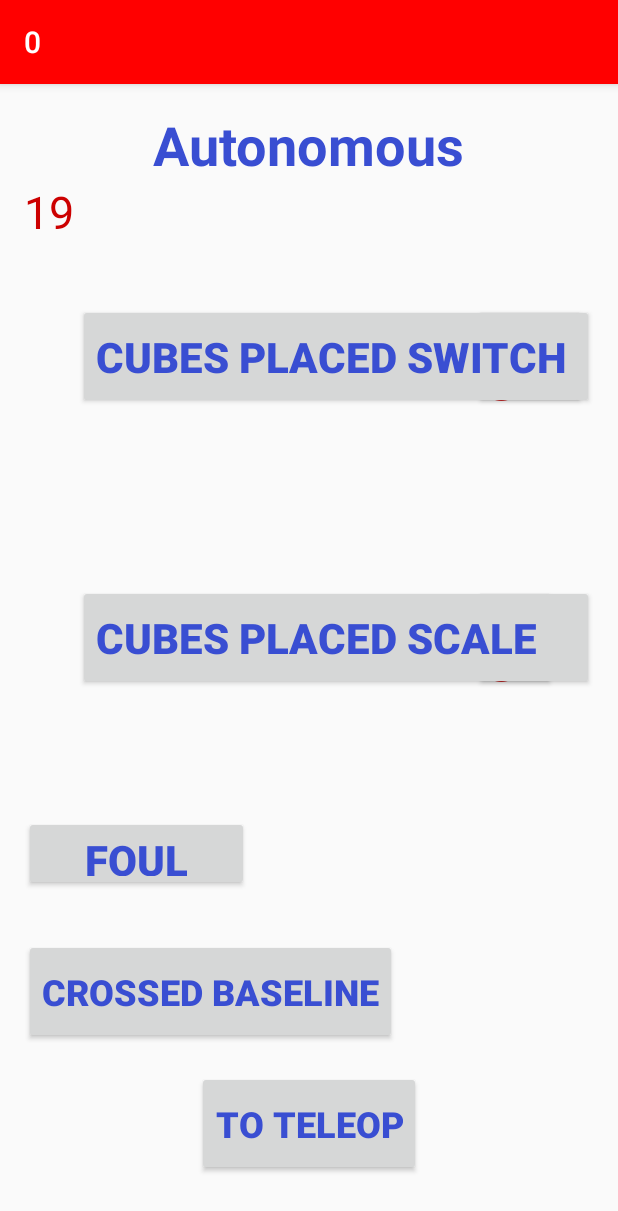
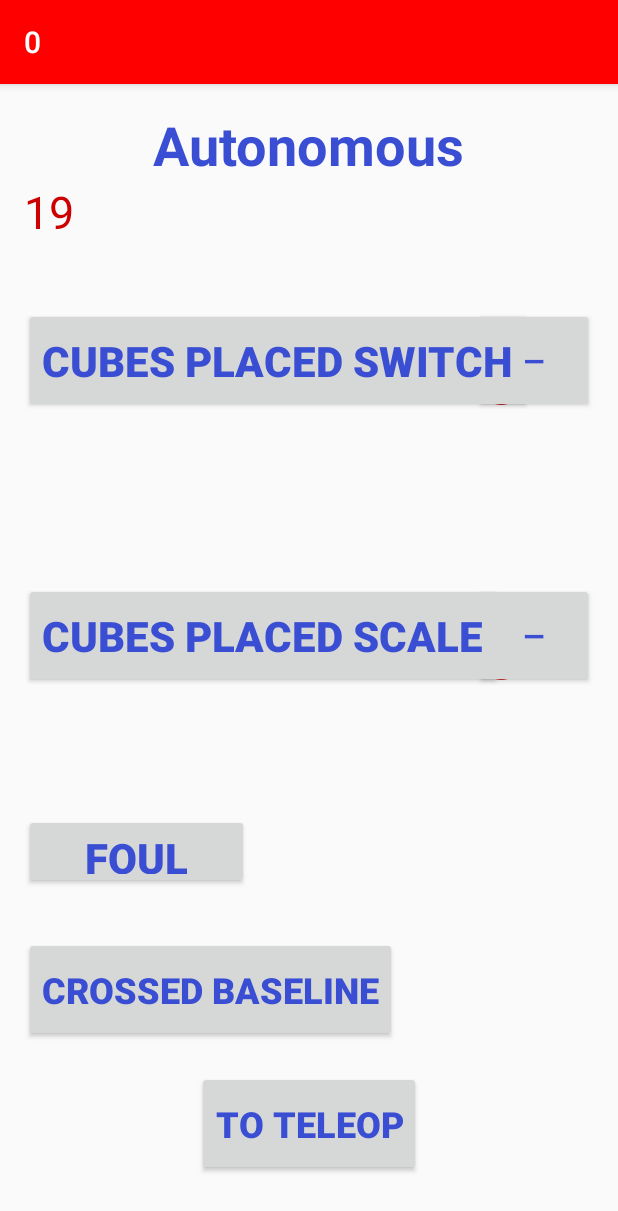
Before and after one commit to RoboRebelsScouting/2018MatchApp, an Android app: the secondActivity screen opened directly, with no data from a screen before it, on a phone screen of 412 x 824 dp. Shown: the top 1211 px of the screen. Run offline under Robolectric (Android 15) with nearby library versions, the phone set to English and light mode, and no system bars.

Commit message:
Version 1.0 Revisions
Zeroed out numeric values every time app is submitted.  Increased textbox size of timer on teleop page. Spaced out autonomous numeric values.

```diff
--- a/app/src/main/java/scouting2017/matchapp/secondActivity.java
+++ b/app/src/main/java/scouting2017/matchapp/secondActivity.java
@@ -219,6 +219,12 @@ public class secondActivity extends AppCompatActivity {
 
         TextView foulText = (TextView) findViewById(R.id.foulText);
         foulText.setText("✓");
+//        if(foulText.getText() == "✓" ) {
+//            foulText.setText("");
+//        } else {
+//            foulText.setText("✓");
+//        }
+
         GameEvent foulAuto = new GameEvent();
         foulAuto.eventType = "foulAuto";
         foulAuto.eventValue = "1";
--- a/app/src/main/res/layout/activity_second.xml
+++ b/app/src/main/res/layout/activity_second.xml
@@ -90,7 +90,7 @@
         android:textColor="@android:color/holo_red_dark"
         android:textSize="60sp"
         android:layout_alignTop="@+id/numberOfCubesSwitchTeleop"
-        android:layout_alignStart="@+id/numberOfCubesScaleTeleop" />
+        android:layout_toEndOf="@+id/autoLabel" />
 
     <Button
         android:text="Crossed Baseline"
@@ -128,9 +128,9 @@
         android:textColor="?attr/actionModeSplitBackground"
         android:textSize="28sp"
         android:textStyle="normal|bold"
-        android:layout_marginTop="41dp"
+        android:layout_marginTop="44dp"
         android:layout_below="@+id/autoTimerText"
-        android:layout_toEndOf="@+id/autoTimerText" />
+        android:layout_alignParentStart="true" />
 
     <Button
         android:id="@+id/cubesScalePlacedAuto"
@@ -142,9 +142,9 @@
         android:textColor="@color/colorPrimaryDark"
         android:textSize="28sp"
         android:textStyle="normal|bold"
-        android:layout_marginTop="117dp"
+        android:layout_marginTop="113dp"
         android:layout_below="@+id/numberOfCubesSwitchTeleop"
-        android:layout_alignStart="@+id/numberOfCubesSwitchTeleop" />
+        android:layout_alignParentStart="true" />
 
     <Button
         android:id="@+id/foulAuto"
--- a/app/src/main/res/layout/activity_third.xml
+++ b/app/src/main/res/layout/activity_third.xml
@@ -49,7 +49,7 @@
 
     <TextView
         android:id="@+id/teleopTimerText"
-        android:layout_width="40dp"
+        android:layout_width="100dp"
         android:layout_height="wrap_content"
         android:layout_alignParentStart="true"
         android:layout_below="@+id/teleopLabel"
@@ -89,7 +89,8 @@
         android:layout_width="100dp"
         android:layout_height="70dp"
         android:layout_below="@+id/teleopTimerText"
-        android:layout_toStartOf="@+id/minusCubesSwitchTeleop" />
+        android:layout_toStartOf="@+id/minusCubesSwitchTeleop"
+        android:layout_marginTop="24dp" />
 
     <Button
         android:id="@+id/minusCubesSwitchTeleop"
```
Also changed, not shown: app/src/main/java/scouting2017/matchapp/activity_fourth.java (+13 -0 lines).
